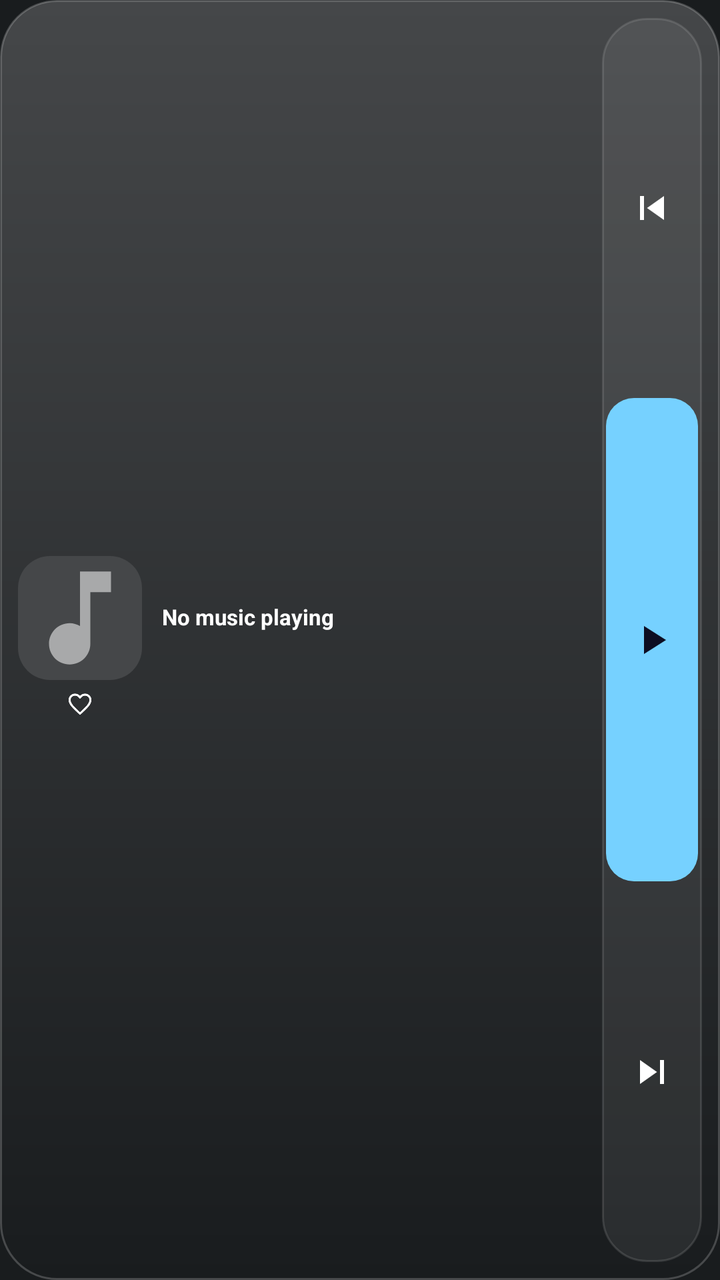
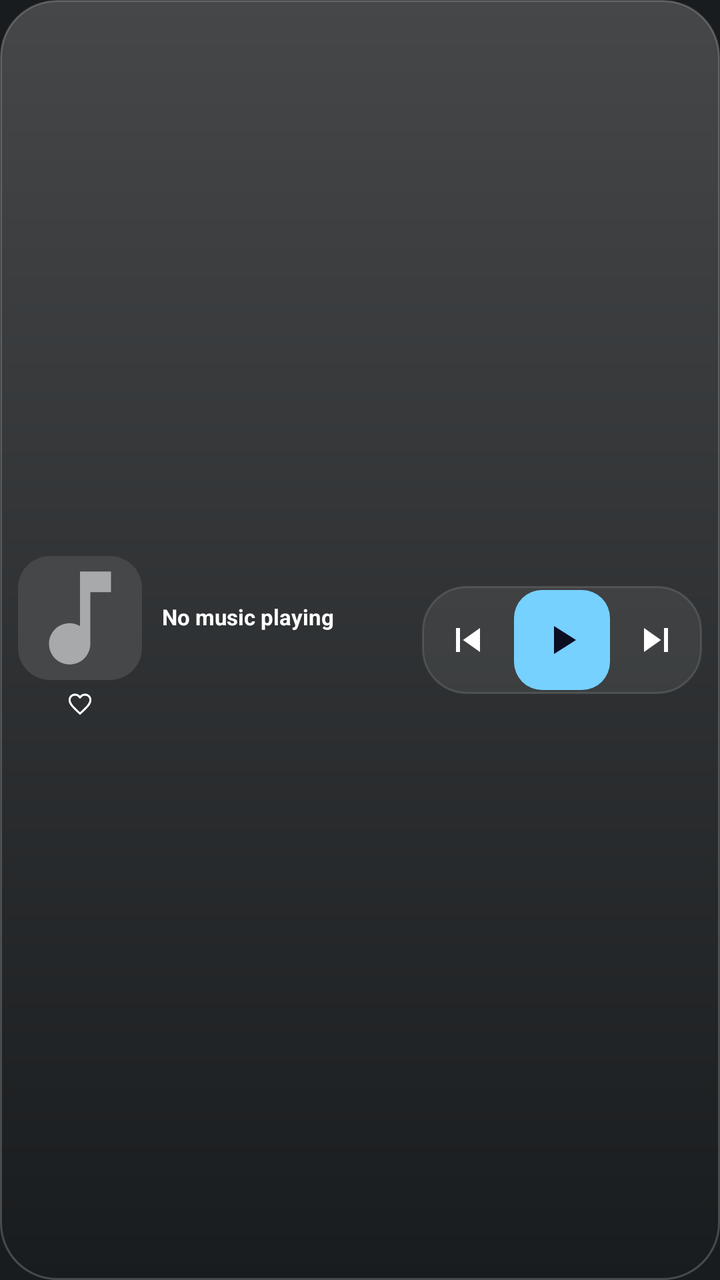

Screens rendered from an Android XML layout before and after an edit, with the pre-edit source and the edit as a unified diff.
<!-- AndroidManifest.xml: application theme android:Theme.DeviceDefault -->
<!-- res/layout/widget_music_wide.xml -->
<?xml version="1.0" encoding="utf-8"?>
<LinearLayout xmlns:android="http://schemas.android.com/apk/res/android"
    android:id="@+id/widgetRoot"
    android:layout_width="match_parent"
    android:layout_height="match_parent"
    android:background="@drawable/widget_bg"
    android:orientation="horizontal"
    android:padding="9dp"
    android:gravity="center_vertical">

    <LinearLayout
        android:layout_width="62dp"
        android:layout_height="wrap_content"
        android:orientation="vertical"
        android:gravity="center_horizontal">

        <ImageView
            android:id="@+id/albumArt"
            android:layout_width="62dp"
            android:layout_height="62dp"
            android:scaleType="centerCrop"
            android:background="@drawable/album_art_bg"
            android:src="@drawable/ic_music_note"/>

        <ImageView
            android:id="@+id/btnLike"
            android:layout_width="20dp"
            android:layout_height="20dp"
            android:layout_marginTop="2dp"
            android:src="@drawable/ic_heart_outline"
            android:background="@drawable/ripple_cell_sm"
            android:scaleType="centerInside"
            android:padding="3dp"/>

    </LinearLayout>

    <LinearLayout
        android:layout_width="0dp"
        android:layout_height="wrap_content"
        android:layout_weight="1"
        android:layout_marginStart="10dp"
        android:layout_marginEnd="6dp"
        android:orientation="vertical"
        android:gravity="center_vertical">

        <TextView
            android:id="@+id/songTitle"
            android:layout_width="match_parent"
            android:layout_height="wrap_content"
            android:text="No music playing"
            android:textColor="#FFFFFFFF"
            android:textSize="11sp"
            android:textStyle="bold"
            android:maxLines="2"
            android:ellipsize="end"
            android:autoSizeTextType="uniform"
            android:autoSizeMinTextSize="8sp"
            android:autoSizeMaxTextSize="12sp"/>

        <TextView
            android:id="@+id/artistName"
            android:layout_width="match_parent"
            android:layout_height="wrap_content"
            android:text=""
            android:textColor="#CCFFFFFF"
            android:textSize="9sp"
            android:maxLines="2"
            android:ellipsize="end"
            android:autoSizeTextType="uniform"
            android:autoSizeMinTextSize="7sp"
            android:autoSizeMaxTextSize="10sp"/>

        <TextView
            android:id="@+id/albumName"
            android:layout_width="match_parent"
            android:layout_height="wrap_content"
            android:text=""
            android:textColor="#99FFFFFF"
            android:textSize="8sp"
            android:maxLines="1"
            android:ellipsize="end"
            android:autoSizeTextType="uniform"
            android:autoSizeMinTextSize="7sp"
            android:autoSizeMaxTextSize="9sp"/>

    </LinearLayout>

    <LinearLayout
        android:layout_width="50dp"
        android:layout_height="match_parent"
        android:background="@drawable/dock_bg"
        android:orientation="vertical"
        android:padding="2dp"
        android:gravity="center">

        <ImageView
            android:id="@+id/btnPrev"
            android:layout_width="match_parent"
            android:layout_height="0dp"
            android:layout_weight="1"
            android:src="@drawable/ic_skip_previous"
            android:background="@drawable/ripple_cell"
            android:scaleType="centerInside"
            android:padding="7dp"/>

        <ImageView
            android:id="@+id/btnPlayPause"
            android:layout_width="match_parent"
            android:layout_height="0dp"
            android:layout_weight="1.3"
            android:layout_marginTop="2dp"
            android:src="@drawable/ic_play"
            android:background="@drawable/play_pill"
            android:scaleType="centerInside"
            android:padding="9dp"/>

        <ImageView
            android:id="@+id/btnNext"
            android:layout_width="match_parent"
            android:layout_height="0dp"
            android:layout_weight="1"
            android:layout_marginTop="2dp"
            android:src="@drawable/ic_skip_next"
            android:background="@drawable/ripple_cell"
            android:scaleType="centerInside"
            android:padding="7dp"/>

    </LinearLayout>

    <ImageView
        android:id="@+id/btnShuffle"
        android:layout_width="0dp"
        android:layout_height="0dp"
        android:visibility="gone"/>
    <ImageView
        android:id="@+id/btnRepeat"
        android:layout_width="0dp"
        android:layout_height="0dp"
        android:visibility="gone"/>

</LinearLayout>
<!-- resources referenced by this layout -->
<resources>
  <!-- drawable album_art_bg (drawable) -->
  <?xml version="1.0" encoding="utf-8"?>
  <shape xmlns:android="http://schemas.android.com/apk/res/android">
      <solid android:color="#33FFFFFF"/>
      <corners android:radius="16dp"/>
  </shape>
  <!-- drawable dock_bg (drawable) -->
  <?xml version="1.0" encoding="utf-8"?>
  <shape xmlns:android="http://schemas.android.com/apk/res/android">
      <solid android:color="#12FFFFFF"/>
      <corners android:radius="22dp"/>
      <stroke
          android:width="1dp"
          android:color="#1FFFFFFF"/>
  </shape>
  <!-- drawable ic_music_note (drawable) -->
  <vector xmlns:android="http://schemas.android.com/apk/res/android"
      android:width="24dp" android:height="24dp"
      android:viewportWidth="24" android:viewportHeight="24">
      <path android:fillColor="#88FFFFFF"
          android:pathData="M12,3v10.55c-0.59,-0.34 -1.27,-0.55 -2,-0.55 -2.21,0 -4,1.79 -4,4s1.79,4 4,4 4,-1.79 4,-4V7h4V3h-6z"/>
  </vector>
  <!-- drawable ic_play (drawable) -->
  <vector xmlns:android="http://schemas.android.com/apk/res/android"
      android:width="24dp" android:height="24dp"
      android:viewportWidth="24" android:viewportHeight="24">
      <path android:fillColor="#FF0D0D22"
          android:pathData="M8,5v14l11,-7z"/>
  </vector>
  <!-- drawable ic_skip_next (drawable) -->
  <vector xmlns:android="http://schemas.android.com/apk/res/android"
      android:width="24dp" android:height="24dp"
      android:viewportWidth="24" android:viewportHeight="24">
      <path android:fillColor="#FFFFFFFF"
          android:pathData="M6,18l8.5,-6L6,6v12zM16,6v12h2V6h-2z"/>
  </vector>
  <!-- drawable ic_skip_previous (drawable) -->
  <vector xmlns:android="http://schemas.android.com/apk/res/android"
      android:width="24dp" android:height="24dp"
      android:viewportWidth="24" android:viewportHeight="24">
      <path android:fillColor="#FFFFFFFF"
          android:pathData="M6,6h2v12H6zM9.5,12l8.5,6V6z"/>
  </vector>
  <!-- drawable play_pill (drawable) -->
  <?xml version="1.0" encoding="utf-8"?>
  <selector xmlns:android="http://schemas.android.com/apk/res/android">
      <item android:state_pressed="true">
          <shape android:shape="rectangle">
              <solid android:color="#FFE3BD"/>
              <corners android:radius="14dp"/>
          </shape>
      </item>
      <item>
          <shape android:shape="rectangle">
              <solid android:color="#FFFFFFFF"/>
              <corners android:radius="14dp"/>
          </shape>
      </item>
  </selector>
  <!-- drawable ripple_cell (drawable) -->
  <?xml version="1.0" encoding="utf-8"?>
  <selector xmlns:android="http://schemas.android.com/apk/res/android">
      <item android:state_pressed="true">
          <shape android:shape="rectangle">
              <solid android:color="#38FFFFFF"/>
              <corners android:radius="14dp"/>
          </shape>
      </item>
      <item>
          <shape android:shape="rectangle">
              <solid android:color="#00000000"/>
              <corners android:radius="14dp"/>
          </shape>
      </item>
  </selector>
  <!-- drawable ripple_cell_sm (drawable) -->
  <?xml version="1.0" encoding="utf-8"?>
  <selector xmlns:android="http://schemas.android.com/apk/res/android">
      <item android:state_pressed="true">
          <shape android:shape="rectangle">
              <solid android:color="#38FFFFFF"/>
              <corners android:radius="7dp"/>
          </shape>
      </item>
      <item>
          <shape android:shape="rectangle">
              <solid android:color="#00000000"/>
              <corners android:radius="7dp"/>
          </shape>
      </item>
  </selector>
  <!-- drawable widget_bg (drawable) -->
  <?xml version="1.0" encoding="utf-8"?>
  <shape xmlns:android="http://schemas.android.com/apk/res/android">
      <solid android:color="#E61A1B1F"/>
      <corners android:radius="28dp"/>
      <stroke
          android:width="1dp"
          android:color="#26FFFFFF"/>
  </shape>
  <!-- unchanged entries left out for length: 1 -->
</resources>

<!-- the commit's change to res/layout/widget_music_wide.xml (unified diff, before → after) -->
@@ -86,44 +86,41 @@
     </LinearLayout>
 
     <LinearLayout
-        android:layout_width="50dp"
-        android:layout_height="match_parent"
+        android:layout_width="wrap_content"
+        android:layout_height="54dp"
         android:background="@drawable/dock_bg"
-        android:orientation="vertical"
+        android:orientation="horizontal"
         android:padding="2dp"
         android:gravity="center">
 
         <ImageView
             android:id="@+id/btnPrev"
-            android:layout_width="match_parent"
-            android:layout_height="0dp"
-            android:layout_weight="1"
+            android:layout_width="42dp"
+            android:layout_height="match_parent"
             android:src="@drawable/ic_skip_previous"
             android:background="@drawable/ripple_cell"
             android:scaleType="centerInside"
-            android:padding="7dp"/>
+            android:padding="8dp"/>
 
         <ImageView
             android:id="@+id/btnPlayPause"
-            android:layout_width="match_parent"
-            android:layout_height="0dp"
-            android:layout_weight="1.3"
-            android:layout_marginTop="2dp"
+            android:layout_width="48dp"
+            android:layout_height="match_parent"
+            android:layout_marginStart="2dp"
             android:src="@drawable/ic_play"
             android:background="@drawable/play_pill"
             android:scaleType="centerInside"
-            android:padding="9dp"/>
+            android:padding="10dp"/>
 
         <ImageView
             android:id="@+id/btnNext"
-            android:layout_width="match_parent"
-            android:layout_height="0dp"
-            android:layout_weight="1"
-            android:layout_marginTop="2dp"
+            android:layout_width="42dp"
+            android:layout_height="match_parent"
+            android:layout_marginStart="2dp"
             android:src="@drawable/ic_skip_next"
             android:background="@drawable/ripple_cell"
             android:scaleType="centerInside"
-            android:padding="7dp"/>
+            android:padding="8dp"/>
 
     </LinearLayout>
 
